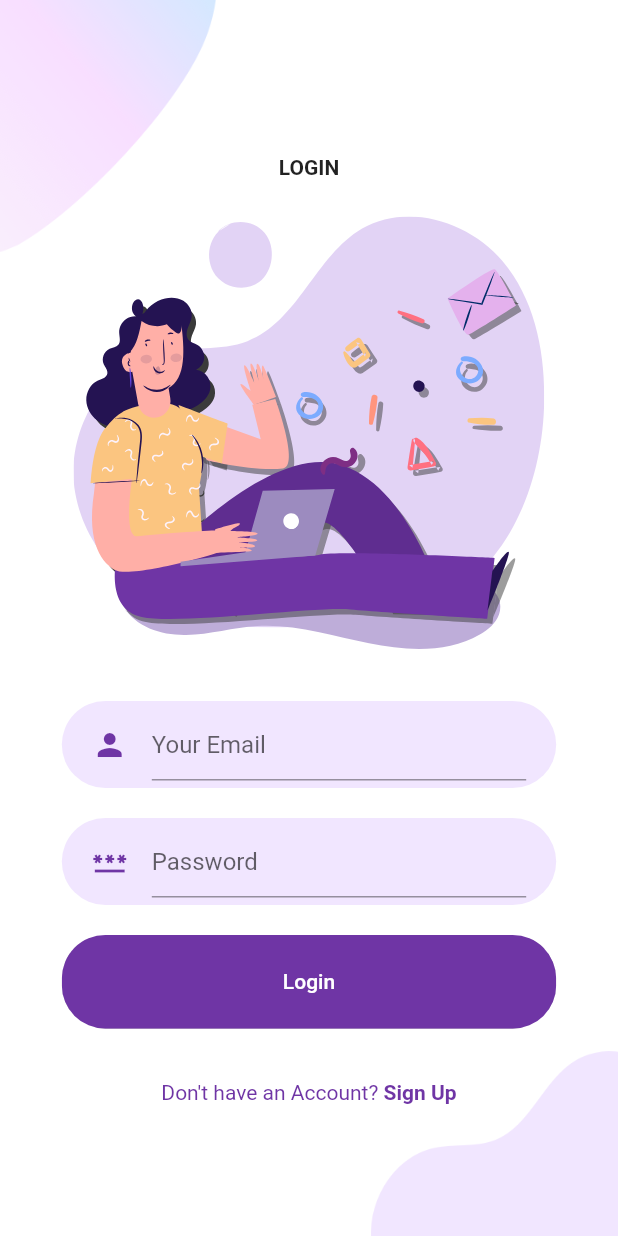
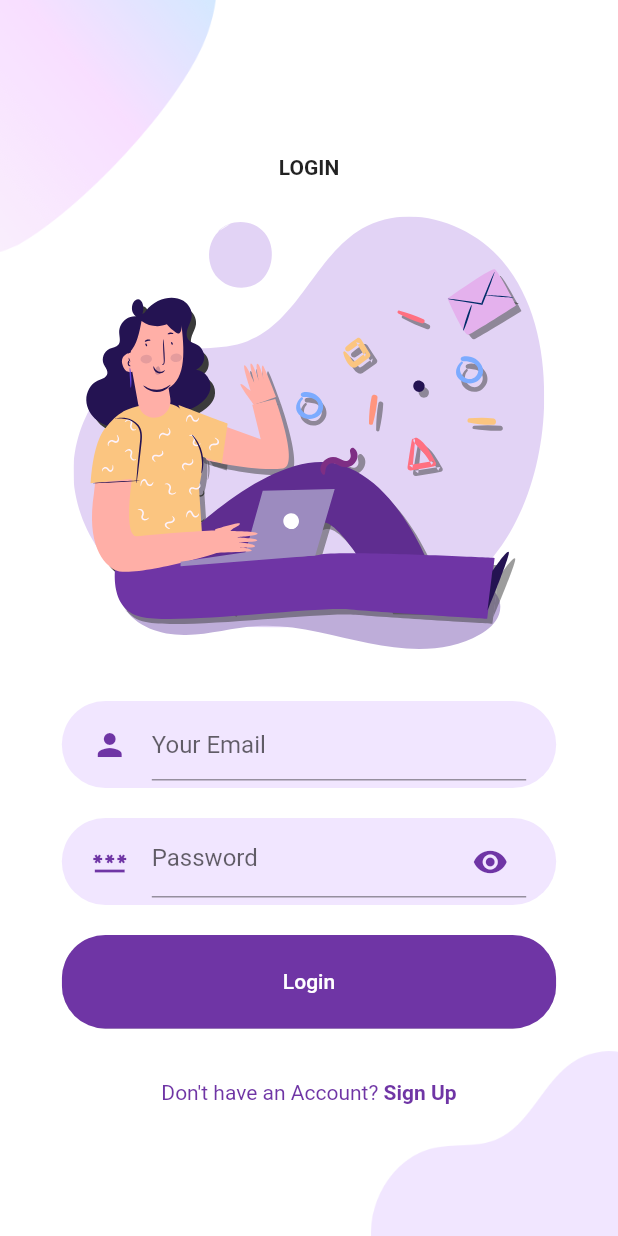
Before and after one commit to francesco-buscicchio/EcoGram, a Flutter app: the screen it shows after launch, after a tap on "LOGIN", on a phone screen of 412 x 824 dp. Run offline on Flutter 3.47's test engine with Material 2 defaults, Android fonts, the phone set to English and light mode, and no system bars; our stand-ins replace firebase_auth, firebase_core, flutter_svg; accounts and stored records are empty; network calls fail.

Commit message:
Bottone Password Statufull per consentire nascondere o visualizzare password

```diff
--- a/lib/components/RoundedPasswordField.dart
+++ b/lib/components/RoundedPasswordField.dart
@@ -1,34 +1,56 @@
+import 'package:ecogram/constants.dart';
+import 'package:flutter/cupertino.dart';
 import 'package:flutter/material.dart';
+import 'package:flutter/src/widgets/container.dart';
+import 'package:flutter/src/widgets/framework.dart';
+
 import 'TextFielContainer.dart';
-import 'package:ecogram/constants.dart';
 
-class RoundedPasswordField extends StatelessWidget {
+class RoundedPasswordField extends StatefulWidget {
   final String hintText;
   final IconData icon;
   final ValueChanged<String> onChanged;
+  bool obscureTextBool = true;
 
-  const RoundedPasswordField({
+  RoundedPasswordField({
     Key? key,
+    obscureTextBool = true,
     required this.hintText,
     this.icon = Icons.person,
     required this.onChanged,
   }) : super(key: key);
 
   @override
+  State<RoundedPasswordField> createState() => _RoundedPasswordFieldState();
+}
+
+class _RoundedPasswordFieldState extends State<RoundedPasswordField> {
+  @override
   Widget build(BuildContext context) {
     return TextFieldContainer(
       child: TextField(
-        onChanged: onChanged,
-        obscureText: true,
+          onChanged: widget.onChanged,
           enableSuggestions: false,
           autocorrect: false,
           decoration: InputDecoration(
               icon: Icon(
-              icon,
+                widget.icon,
                 color: kPrimaryColor,
               ),
-            hintText: hintText),
-      ),
+              hintText: widget.hintText,
+              suffixIcon: GestureDetector(
+                onTap: () {
+                  setState(() {
+                    widget.obscureTextBool = !widget.obscureTextBool;
+                  });
+                },
+                child: Icon(
+                    widget.obscureTextBool
+                        ? Icons.visibility
+                        : Icons.visibility_off,
+                    color: kPrimaryColor),
+              )),
+          obscureText: widget.obscureTextBool),
     );
   }
 }
```
Lines whose indentation alone changed are shown as unchanged.
